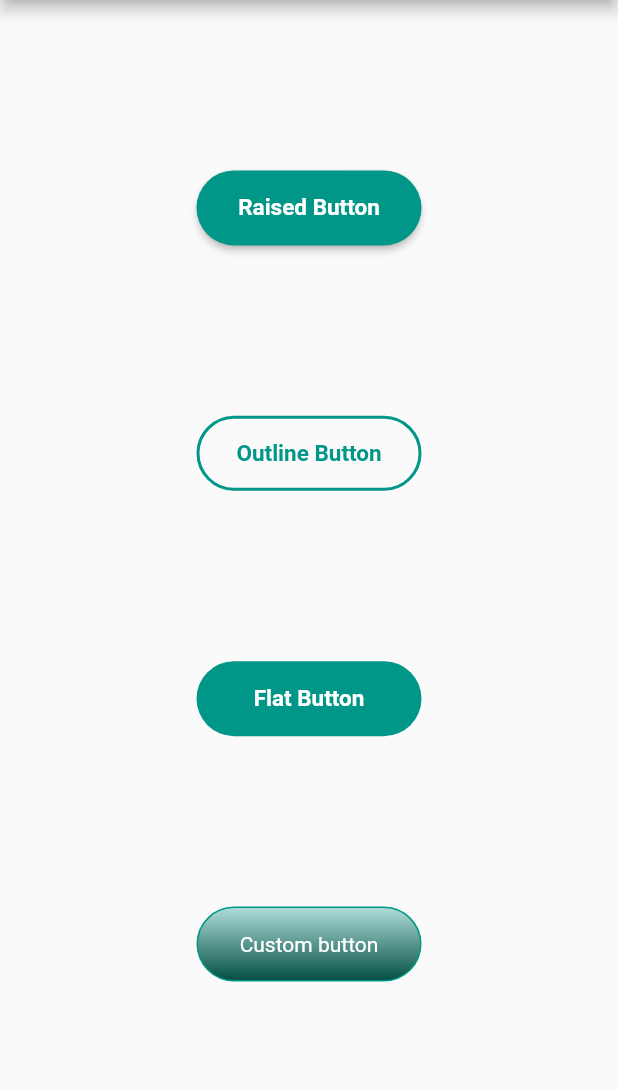
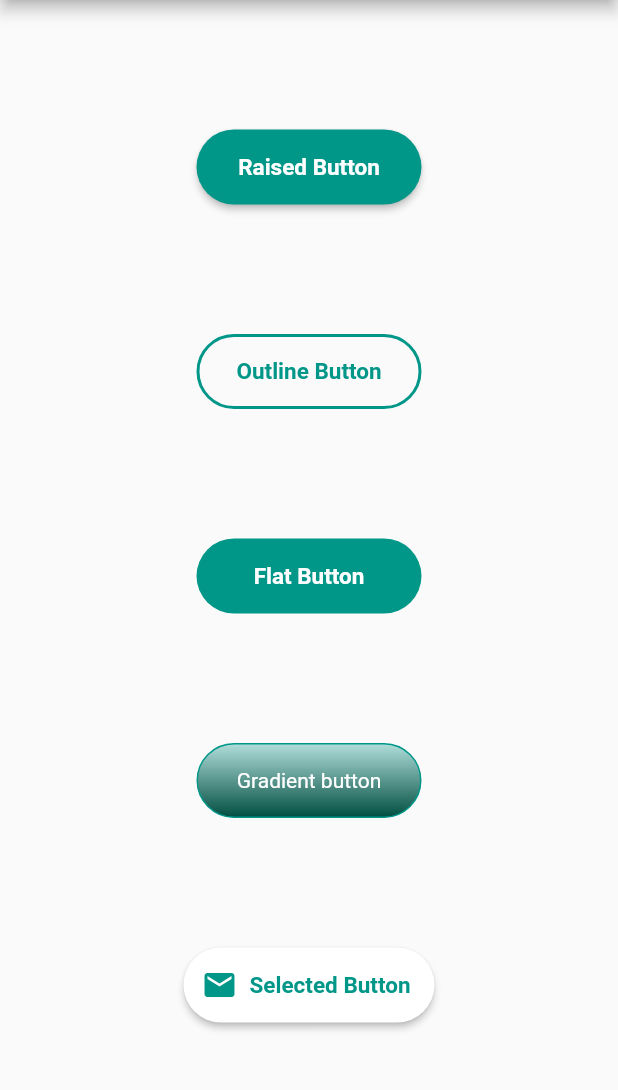
Before and after one commit to utkarshdbodake/flutter_buttons, a Flutter app: the screen it shows after launch, on a phone screen of 412 x 824 dp, the part 84-1174 px from its top. Run offline on Flutter 3.47's test engine with Material 2 defaults, Android fonts, the phone set to English and light mode, and no system bars.

Commit message:
Add selected button.

```diff
--- a/example/lib/main.dart
+++ b/example/lib/main.dart
@@ -2,12 +2,9 @@ import 'package:flutter/material.dart';
 
 import 'package:flutter_buttons/flutter_buttons.dart';
 
-void main() => runApp(
-    FlutterButtonsDemo()
-);
+void main() => runApp(FlutterButtonsDemo());
 
 class FlutterButtonsDemo extends StatelessWidget {
-
   @override
   Widget build(BuildContext context) {
     return MaterialApp(
@@ -48,15 +45,31 @@ class FlutterButtonsDemo extends StatelessWidget {
                 textFontWeight: FontWeight.bold,
                 onPressed: () => {},
               ),
-              CustomButton(
-                buttonColorGradient: [ Colors.teal.shade100, Colors.teal.shade900 ],
+              GradientButton(
+                buttonColorGradient: [
+                  Colors.teal.shade100,
+                  Colors.teal.shade900
+                ],
                 buttonBorderColor: Colors.teal,
-                buttonText: 'Custom button',
+                buttonText: 'Gradient button',
                 buttonTextColor: Colors.white,
                 highlightColor: Colors.white30,
                 splashColor: Colors.white,
                 onPressed: () {},
-              )
+              ),
+              SelectedButton(
+                radius: 30.0,
+                unselectedButtonColor: Colors.white,
+                selectedButtonColor: Colors.teal,
+                text: 'Selected Button',
+                unselectedTextColor: Colors.teal,
+                selectedTextColor: Colors.white,
+                textFontWeight: FontWeight.bold,
+                iconData: Icons.email,
+                unselectedIconColor: Colors.teal,
+                selectedIconColor: Colors.white,
+                onPressed: () {},
+              ),
             ],
           ),
         ),
--- a/lib/flutter_buttons.dart
+++ b/lib/flutter_buttons.dart
@@ -4,3 +4,4 @@ export './src/custom_button.dart';
 export './src/k_flat_button.dart';
 export './src/k_outline_button.dart';
 export './src/k_raised_button.dart';
+export './src/selected_button.dart';
--- a/lib/src/custom_button.dart
+++ b/lib/src/custom_button.dart
@@ -1,6 +1,6 @@
 import 'package:flutter/material.dart';
 
-class CustomButton extends StatelessWidget {
+class GradientButton extends StatelessWidget {
   final double buttonWidth;
   final double buttonHeight;
   final double buttonRadius;
@@ -14,7 +14,7 @@ class CustomButton extends StatelessWidget {
   final Color splashColor;
   final VoidCallback onPressed;
 
-  CustomButton(
+  GradientButton(
       {this.buttonColorGradient,
       this.buttonWidth = 150.0,
       this.buttonHeight = 50.0,
--- a/lib/src/k_flat_button.dart
+++ b/lib/src/k_flat_button.dart
@@ -30,11 +30,11 @@ class KFlatButton extends StatelessWidget {
     return ButtonTheme(
       minWidth: minWidth,
       height: height,
-      child: _constructOutlineButton(),
+      child: _constructFlatButton(),
     );
   }
 
-  Widget _constructOutlineButton() {
+  Widget _constructFlatButton() {
     if (icon == null) {
       return FlatButton(
         color: color,
--- a/lib/src/k_raised_button.dart
+++ b/lib/src/k_raised_button.dart
@@ -30,11 +30,11 @@ class KRaisedButton extends StatelessWidget {
     return ButtonTheme(
       minWidth: minWidth,
       height: height,
-      child: _constructOutlineButton(),
+      child: _constructRaisedButton(),
     );
   }
 
-  Widget _constructOutlineButton() {
+  Widget _constructRaisedButton() {
     if (icon == null) {
       return RaisedButton(
         color: color,
--- /dev/null
+++ b/lib/src/selected_button.dart
@@ -0,0 +1,123 @@
+import 'package:flutter/material.dart';
+
+class SelectedButton extends StatefulWidget {
+  final double minWidth;
+  final double height;
+  final double radius;
+  // The button's fill color, while it's in default (unpressed, [enabled]) state
+  final Color unselectedButtonColor;
+  final Color selectedButtonColor;
+  final String text;
+  final Color unselectedTextColor;
+  final Color selectedTextColor;
+  final FontWeight textFontWeight;
+  final double textFontSize;
+  final VoidCallback onPressed;
+  final IconData iconData;
+  final Color unselectedIconColor;
+  final Color selectedIconColor;
+
+  SelectedButton(
+      {this.minWidth = 150.0,
+      this.height = 50.0,
+      this.radius = 0.0,
+      @required this.unselectedButtonColor,
+      @required this.selectedButtonColor,
+      @required this.text,
+      @required this.unselectedTextColor,
+      @required this.selectedTextColor,
+      this.textFontWeight = FontWeight.normal,
+      this.textFontSize = 15.0,
+      @required this.onPressed,
+      this.iconData,
+      this.unselectedIconColor,
+      this.selectedIconColor});
+
+  @override
+  _SelectedButtonState createState() => new _SelectedButtonState();
+}
+
+class _SelectedButtonState extends State<SelectedButton> {
+  Color buttonColor;
+  Color textColor;
+  Color iconColor;
+
+  @override
+  void initState() {
+    super.initState();
+    buttonColor = widget.unselectedButtonColor;
+    textColor = widget.unselectedTextColor;
+    iconColor = widget.unselectedIconColor;
+  }
+
+  @override
+  Widget build(BuildContext context) {
+    return ButtonTheme(
+      minWidth: widget.minWidth,
+      height: widget.height,
+      child: _constructSelectedButton(),
+    );
+  }
+
+  Widget _constructSelectedButton() {
+    if (widget.iconData == null) {
+      return RaisedButton(
+        color: buttonColor,
+        shape: RoundedRectangleBorder(
+          borderRadius: BorderRadius.circular(widget.radius),
+        ),
+        onPressed: () {
+          _changeColor();
+          widget.onPressed();
+        },
+        child: Text(
+          widget.text,
+          style: TextStyle(
+              color: textColor,
+              fontWeight: widget.textFontWeight,
+              fontSize: widget.textFontSize),
+        ),
+      );
+    }
+
+    // Flat button with icon.
+    return RaisedButton.icon(
+        color: buttonColor,
+        icon: Icon(
+          widget.iconData,
+          color: iconColor,
+        ),
+        label: Text(
+          widget.text,
+          style: TextStyle(
+              color: textColor,
+              fontWeight: widget.textFontWeight,
+              fontSize: widget.textFontSize),
+        ),
+        shape: RoundedRectangleBorder(
+          borderRadius: BorderRadius.circular(widget.radius),
+        ),
+        onPressed: () {
+          _changeColor();
+          widget.onPressed();
+        });
+  }
+
+  void _changeColor() {
+    setState(() {
+      buttonColor = buttonColor == widget.unselectedButtonColor
+          ? widget.selectedButtonColor
+          : widget.unselectedButtonColor;
+
+      textColor = textColor == widget.unselectedTextColor
+          ? widget.selectedTextColor
+          : widget.unselectedTextColor;
+
+      if (widget.iconData != null) {
+        iconColor = iconColor == widget.unselectedIconColor
+            ? widget.selectedIconColor
+            : widget.unselectedIconColor;
+      }
+    });
+  }
+}
```
Also changed, not shown: 1 other file.
